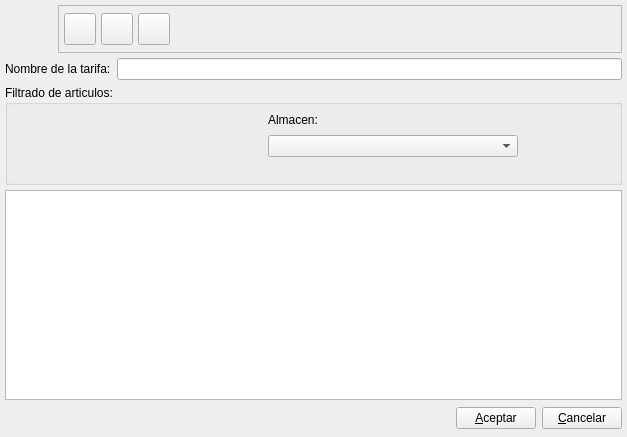
Old version of the form bulmages/bulmafact/plugins/pluginbf_tarifa/tarifabase.ui in the repository eboladev/Bulmages-1.
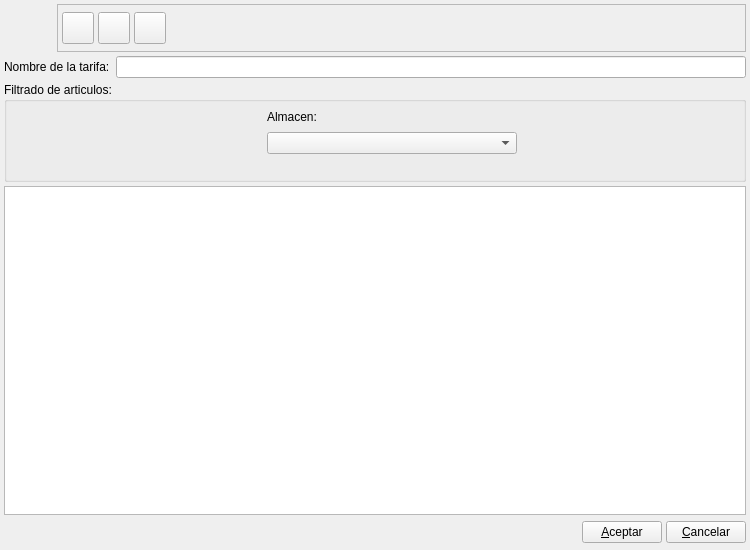
New version of the form. Icons and pictures are not drawn. Custom widgets are drawn as their Qt base class.

```diff
--- a/bulmages/bulmafact/plugins/pluginbf_tarifa/tarifabase.ui
+++ b/bulmages/bulmafact/plugins/pluginbf_tarifa/tarifabase.ui
@@ -1,27 +1,33 @@
 <ui version="4.0" >
  <class>TarifaBase</class>
- <widget class="QWidget" name="TarifaBase" >
-  <property name="geometry" >
+ <widget class="QWidget" name="TarifaBase">
+  <property name="geometry">
    <rect>
     <x>0</x>
     <y>0</y>
-    <width>627</width>
-    <height>437</height>
+    <width>750</width>
+    <height>550</height>
    </rect>
   </property>
-  <property name="windowTitle" >
+  <property name="minimumSize">
+   <size>
+    <width>750</width>
+    <height>550</height>
+   </size>
+  </property>
+  <property name="windowTitle">
    <string>Tarifa</string>
   </property>
   <property name="windowIcon" >
    <iconset resource="../../../bulmages.qrc" >
     <normaloff>:/Images/product.png</normaloff>:/Images/product.png</iconset>
   </property>
-  <layout class="QGridLayout" name="gridLayout_3" >
-   <property name="margin" >
-    <number>5</number>
+  <layout class="QGridLayout" name="gridLayout_3">
+   <property name="margin">
+    <number>4</number>
    </property>
-   <property name="spacing" >
-    <number>5</number>
+   <property name="spacing">
+    <number>4</number>
    </property>
    <item row="0" column="0" >
     <layout class="QHBoxLayout" name="horizontalLayout" >
@@ -58,12 +64,12 @@
        <property name="frameShadow" >
         <enum>QFrame::Raised</enum>
        </property>
-       <layout class="QGridLayout" name="gridLayout" >
-        <property name="margin" >
-         <number>5</number>
+       <layout class="QGridLayout" name="gridLayout">
+        <property name="margin">
+         <number>4</number>
         </property>
-        <property name="spacing" >
-         <number>5</number>
+        <property name="spacing">
+         <number>4</number>
         </property>
         <item row="0" column="0" >
          <widget class="QToolButton" name="mui_guardar" >
@@ -89,10 +95,10 @@
            <iconset resource="../../../bulmages.qrc" >
             <normaloff>:/Images/edit-save.png</normaloff>:/Images/edit-save.png</iconset>
           </property>
-          <property name="iconSize" >
+          <property name="iconSize">
            <size>
-            <width>32</width>
-            <height>32</height>
+            <width>22</width>
+            <height>22</height>
            </size>
           </property>
          </widget>
@@ -124,10 +130,10 @@
            <iconset resource="../../../bulmages.qrc" >
             <normaloff>:/Images/edit-delete.png</normaloff>:/Images/edit-delete.png</iconset>
           </property>
-          <property name="iconSize" >
+          <property name="iconSize">
            <size>
-            <width>32</width>
-            <height>32</height>
+            <width>22</width>
+            <height>22</height>
            </size>
           </property>
          </widget>
@@ -159,10 +165,10 @@
            <iconset resource="../../../bulmages.qrc" >
             <normaloff>:/Images/view-refresh.png</normaloff>:/Images/view-refresh.png</iconset>
           </property>
-          <property name="iconSize" >
+          <property name="iconSize">
            <size>
-            <width>32</width>
-            <height>32</height>
+            <width>22</width>
+            <height>22</height>
            </size>
           </property>
          </widget>
@@ -308,10 +314,10 @@
    <item row="3" column="0" >
     <widget class="ListLTarifaView1" name="mui_list" />
    </item>
-   <item row="4" column="0" >
-    <layout class="QHBoxLayout" >
-     <property name="spacing" >
-      <number>6</number>
+   <item row="4" column="0">
+    <layout class="QHBoxLayout">
+     <property name="spacing">
+      <number>4</number>
      </property>
      <property name="margin" >
       <number>0</number>
@@ -347,7 +353,7 @@
    </item>
   </layout>
  </widget>
- <layoutdefault spacing="5" margin="5" />
+ <layoutdefault spacing="5" margin="5"/>
  <customwidgets>
   <customwidget>
    <class>ListLTarifaView1</class>
```
Left out of the diff: 189 changed lines with no effect on the pictures.
